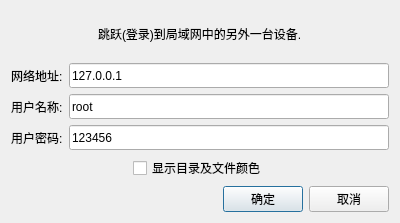
The window that examples/goline.ui (nulijiabei/cgoqt) describes before a commit, drawn with Qt 5.
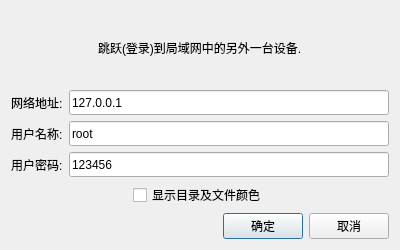
The same window after the commit.

Patch:
```diff
--- a/examples/goline.ui
+++ b/examples/goline.ui
@@ -7,7 +7,7 @@
     <x>0</x>
     <y>0</y>
     <width>400</width>
-    <height>223</height>
+    <height>250</height>
    </rect>
   </property>
   <property name="windowTitle">
```
